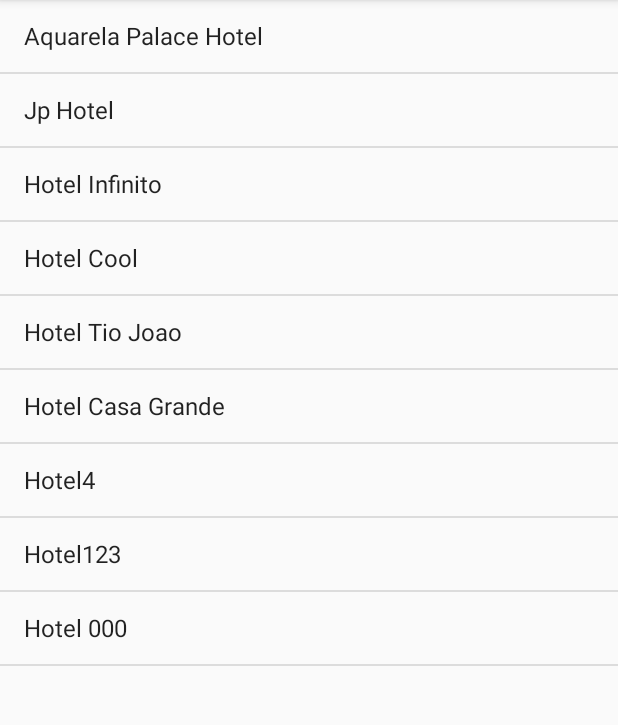
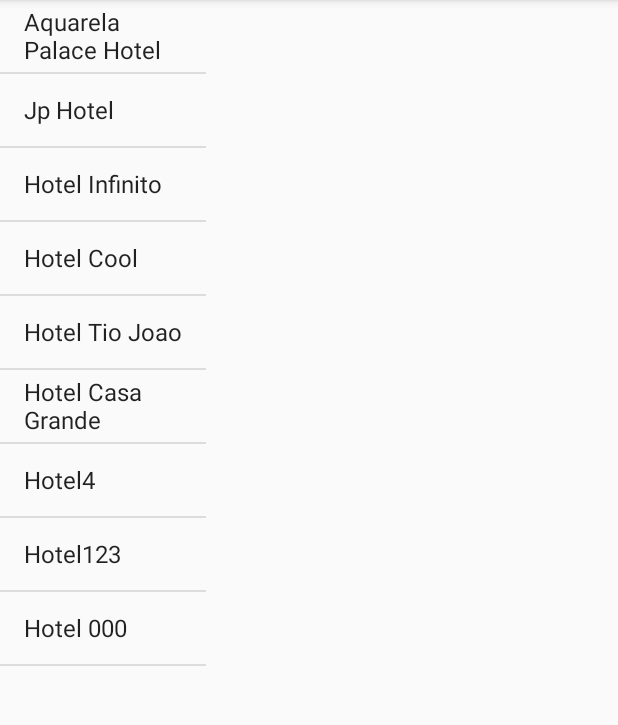
Before and after one commit to jordilucas/meu-hotel, an Android app: the screen it shows after launch (HotelActivity), on a phone screen of 412 x 824 dp, the part 84-809 px from its top. Run offline under Robolectric (Android 15) with nearby library versions, the phone set to English and light mode, and no system bars.

Commit message:
Layout para tablet

```diff
--- a/app/src/main/res/layout/fragment_hotel.xml
+++ b/app/src/main/res/layout-sw600dp/activity_hotel.xml
@@ -1,5 +1,6 @@
 <?xml version="1.0" encoding="utf-8"?>
-<LinearLayout xmlns:android="http://schemas.android.com/apk/res/android"
+<LinearLayout
+    xmlns:android="http://schemas.android.com/apk/res/android"
     xmlns:app="http://schemas.android.com/apk/res-auto"
     xmlns:tools="http://schemas.android.com/tools"
     android:layout_width="match_parent"
--- /dev/null
+++ b/app/src/main/res/layout/activity_hotel.xml
@@ -0,0 +1,23 @@
+<?xml version="1.0" encoding="utf-8"?>
+<LinearLayout xmlns:android="http://schemas.android.com/apk/res/android"
+    xmlns:app="http://schemas.android.com/apk/res-auto"
+    xmlns:tools="http://schemas.android.com/tools"
+    android:layout_width="match_parent"
+    android:layout_height="match_parent"
+    android:orientation="horizontal"
+    tools:context=".HotelActivity">
+
+    <fragment
+        android:id="@+id/fragmentList"
+        android:name="com.jordilucas.meuhotel.fragments.HotelListFragment"
+        android:layout_width="0dp"
+        android:layout_height="match_parent"
+        android:layout_weight="1"/>
+
+    <FrameLayout
+        android:id="@+id/details"
+        android:layout_width="0dp"
+        android:layout_height="match_parent"
+        android:layout_weight="2"/>
+
+</LinearLayout>
```
Also changed, not shown: app/src/main/java/com/jordilucas/meuhotel/HotelActivity.kt (+19 -3 lines).
